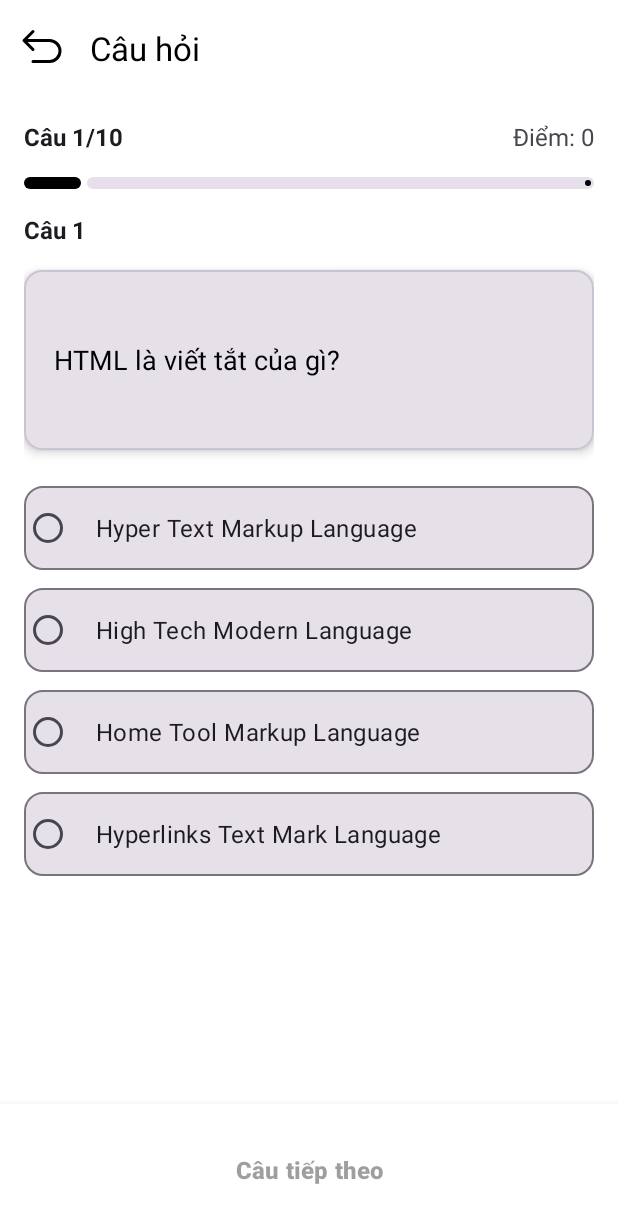
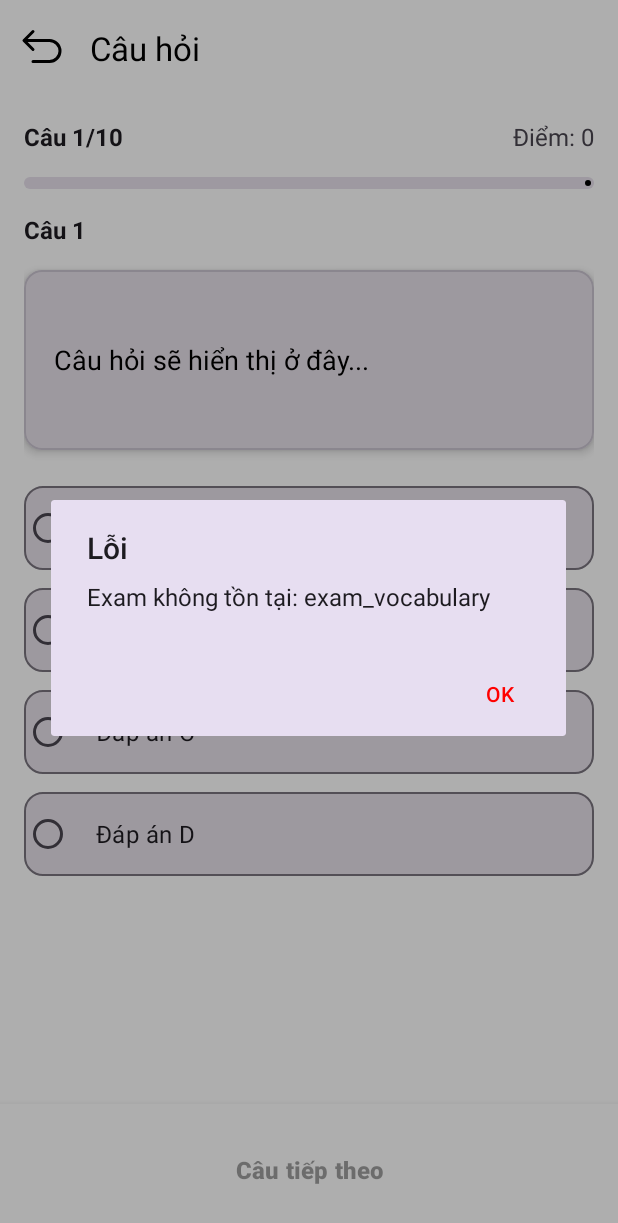
Before and after one commit to El-Vinlos/Langlo, an Android app: the ExamActivity screen opened directly, with no data from a screen before it, on a phone screen of 412 x 824 dp. Shown: the top 1223 px of the screen. Run offline under Robolectric (Android 15) with nearby library versions, the phone set to English and light mode, and no system bars; our stand-ins replace CircleImageView, Firebase (no records; nobody signed in at launch, a user with empty details on screens opened directly).

```diff
--- a/app/src/main/AndroidManifest.xml
+++ b/app/src/main/AndroidManifest.xml
@@ -43,6 +43,9 @@
         <activity android:name=".ui.exam.ExamActivity"
             android:exported="false"/>
 
+        <activity android:name=".ui.exam.ExamSelectorActivity"
+            android:exported="false"/>
+
         <activity
             android:name=".ui.speech.PronunciationTestActivity"
             android:exported="false"
--- a/app/src/main/java/com/elvinlos/langlo/ui/exam/ExamActivity.java
+++ b/app/src/main/java/com/elvinlos/langlo/ui/exam/ExamActivity.java
@@ -2,6 +2,7 @@ package com.elvinlos.langlo.ui.exam;
 
 import android.content.Intent;
 import android.os.Bundle;
+import android.util.Log;
 import android.view.View;
 import android.widget.ProgressBar;
 import android.widget.RadioButton;
@@ -9,7 +10,6 @@ import android.widget.RadioGroup;
 import android.widget.TextView;
 import android.widget.Toast;
 
-import androidx.appcompat.app.AlertDialog;
 import androidx.appcompat.app.AppCompatActivity;
 
 import com.elvinlos.langlo.Question;
@@ -19,19 +19,15 @@ import com.elvinlos.langlo.ui.main.MainActivity;
 import com.elvinlos.langlo.utils.Navigation;
 import com.google.android.material.appbar.MaterialToolbar;
 import com.google.android.material.button.MaterialButton;
-import com.google.android.material.color.MaterialColors;
 import com.google.android.material.dialog.MaterialAlertDialogBuilder;
 import com.google.android.material.progressindicator.LinearProgressIndicator;
 import com.google.firebase.auth.FirebaseAuth;
+import com.google.firebase.database.DataSnapshot;
+import com.google.firebase.database.DatabaseError;
 import com.google.firebase.database.DatabaseReference;
 import com.google.firebase.database.FirebaseDatabase;
+import com.google.firebase.database.ValueEventListener;
 
-import org.json.JSONArray;
-import org.json.JSONException;
-import org.json.JSONObject;
-
-import java.io.IOException;
-import java.io.InputStream;
 import java.util.ArrayList;
 import java.util.Collections;
 import java.util.HashMap;
@@ -39,6 +35,8 @@ import java.util.List;
 import java.util.Map;
 
 public class ExamActivity extends AppCompatActivity {
+
+    private static final String TAG = "ExamActivity";
 
     private MaterialToolbar toolbar;
     private TextView questionNumberTextView;
@@ -61,8 +59,10 @@ public class ExamActivity extends AppCompatActivity {
 
     private FirebaseAuth mAuth;
     private DatabaseReference databaseReference;
+    private DatabaseReference examsRef;
     private String userId;
-    private String quizId;
+    private String examId; // "exam_vocabulary", "exam_grammar", "exam_idioms"
+    private String examType;
 
     @Override
     protected void onCreate(Bundle savedInstanceState) {
@@ -72,12 +72,26 @@ public class ExamActivity extends AppCompatActivity {
         // Initialize Firebase
         mAuth = FirebaseAuth.getInstance();
         databaseReference = FirebaseDatabase.getInstance().getReference();
+        examsRef = FirebaseDatabase.getInstance().getReference("exams");
 
-        IsLogin();
+        // Get current user
+        if (mAuth.getCurrentUser() != null) {
+            userId = mAuth.getCurrentUser().getUid();
+        } else {
+            Toast.makeText(this, "Bạn cần đăng nhập!", Toast.LENGTH_SHORT).show();
+            finish();
+            return;
+        }
 
-        // Get quiz ID from intent
+        // Get exam info from intent
         Intent intent = getIntent();
-        quizId = intent.getStringExtra("quiz_id");
+        examId = intent.getStringExtra("exam_id");
+        examType = intent.getStringExtra("exam_type");
+
+        // Fallback nếu không có examId
+        if (examId == null) {
+            examId = "exam_vocabulary"; // Default
+        }
 
         // Initialize views
         initViews();
@@ -85,27 +99,14 @@ public class ExamActivity extends AppCompatActivity {
         // Initialize user answers map
         userAnswers = new HashMap<>();
 
-        // Load questions from JSON
-        loadQuestionsFromJson();
-
-        // Display first question
-        displayQuestion();
+        // Load questions from Firebase
+        loadQuestionsFromFirebase();
 
         // Setup listeners
         setupListeners();
 
         // Setup toolbar back button
         toolbar.setNavigationOnClickListener(v -> showExitDialog());
-    }
-
-    public boolean IsLogin() {
-        if (mAuth.getCurrentUser() != null) {
-            userId = mAuth.getCurrentUser().getUid();
-            return true;
-        } else {
-            Toast.makeText(this, "Vui lòng đăng nhập!", Toast.LENGTH_SHORT).show();
-            return false;
-        }
     }
 
     private void initViews() {
@@ -150,8 +151,65 @@ public class ExamActivity extends AppCompatActivity {
         });
     }
 
+    private void loadQuestionsFromFirebase() {
+        Log.d(TAG, "Loading questions for: " + examId);
+
+        // Show loading
+        progressBar.setVisibility(View.VISIBLE);
+        nextButton.setEnabled(false);
+
+        // Path: exams/exam_vocabulary/questions
+        examsRef.child(examId).child("questions")
+                .addListenerForSingleValueEvent(new ValueEventListener() {
+                    @Override
+                    public void onDataChange(DataSnapshot dataSnapshot) {
+                        if (dataSnapshot.exists()) {
+                            questionList = new ArrayList<>();
+
+                            for (DataSnapshot questionSnapshot : dataSnapshot.getChildren()) {
+                                Question question = questionSnapshot.getValue(Question.class);
+                                if (question != null) {
+                                    questionList.add(question);
+                                }
+                            }
+
+                            if (!questionList.isEmpty()) {
+                                Log.d(TAG, "✅ Loaded " + questionList.size() + " questions");
+
+                                // Shuffle và giới hạn số câu hỏi
+                                Collections.shuffle(questionList);
+                                if (questionList.size() > TOTAL_QUESTIONS) {
+                                    questionList = questionList.subList(0, TOTAL_QUESTIONS);
+                                }
+
+                                progressBar.setVisibility(View.GONE);
+                                displayQuestion();
+
+                                Toast.makeText(ExamActivity.this,
+                                        "Đã tải " + questionList.size() + " câu hỏi",
+                                        Toast.LENGTH_SHORT).show();
+                            } else {
+                                showError("Không có câu hỏi nào");
+                            }
+                        } else {
+                            showError("Exam không tồn tại: " + examId);
+                        }
+                    }
+
+                    @Override
+                    public void onCancelled(DatabaseError error) {
+                        Log.e(TAG, "Failed to load questions", error.toException());
+                        progressBar.setVisibility(View.GONE);
+                        showError("Lỗi kết nối: " + error.getMessage());
+                    }
+                });
+    }
+
     private void displayQuestion() {
-        if (questionList == null || questionList.isEmpty()) return;
+        if (questionList == null || questionList.isEmpty()) {
+            showError("Không có câu hỏi để hiển thị");
+            return;
+        }
 
         Question question = questionList.get(currentQuestionIndex);
 
@@ -192,46 +250,11 @@ public class ExamActivity extends AppCompatActivity {
         } else {
             nextButton.setText("Câu tiếp theo");
         }
-    }
 
-    private void loadQuestionsFromJson() {
-        try {
-            InputStream is = getAssets().open("questions.json");
-            int size = is.available();
-            byte[] buffer = new byte[size];
-            is.read(buffer);
-            is.close();
-            String json = new String(buffer, "UTF-8");
-
-            JSONObject jsonObject = new JSONObject(json);
-            JSONArray questionsArray = jsonObject.getJSONArray("questions");
-
-            questionList = new ArrayList<>();
-
-            for (int i = 0; i < questionsArray.length(); i++) {
-                JSONObject questionObj = questionsArray.getJSONObject(i);
-
-                Question question = new Question(
-                        questionObj.getString("questionId"),
-                        questionObj.getString("question"),
-                        questionObj.getString("optionA"),
-                        questionObj.getString("optionB"),
-                        questionObj.getString("optionC"),
-                        questionObj.getString("optionD"),
-                        questionObj.getString("correctAnswer")
-                );
-
-                questionList.add(question);
-            }
-
-            Collections.shuffle(questionList);
-            questionList = questionList.subList(0, Math.min(TOTAL_QUESTIONS, questionList.size()));
-
-        } catch (IOException | JSONException e) {
-            e.printStackTrace();
-            Toast.makeText(this, "Lỗi khi tải câu hỏi!", Toast.LENGTH_SHORT).show();
-            finish();
-        }
+        // Log for debugging
+        Log.d(TAG, "Displaying Question " + (currentQuestionIndex + 1));
+        Log.d(TAG, "Question: " + question.getQuestion());
+        Log.d(TAG, "Correct Answer: " + question.getCorrectAnswer());
     }
 
     private void submitExam() {
@@ -252,6 +275,8 @@ public class ExamActivity extends AppCompatActivity {
             }
         }
 
+        Log.d(TAG, "Final Score: " + score + "/" + (questionList.size() * POINTS_PER_QUESTION));
+
         finishExam();
     }
 
@@ -265,22 +290,25 @@ public class ExamActivity extends AppCompatActivity {
                 int newTotalScore = user.getTotalScore() + score;
                 int newGamesPlayed = user.getGamesPlayed() + 1;
 
+                // Update user stats
                 databaseReference.child("users").child(userId).child("totalScore").setValue(newTotalScore);
                 databaseReference.child("users").child(userId).child("gamesPlayed").setValue(newGamesPlayed);
 
-                if (quizId != null) {
+                // Update exam-specific high score
+                if (examId != null) {
                     databaseReference.child("users").child(userId)
-                            .child("quizScores").child(quizId)
-                            .get().addOnSuccessListener(quizScoreSnapshot -> {
-                                Long currentHighScore = quizScoreSnapshot.getValue(Long.class);
+                            .child("examScores").child(examId)
+                            .get().addOnSuccessListener(examScoreSnapshot -> {
+                                Long currentHighScore = examScoreSnapshot.getValue(Long.class);
                                 if (currentHighScore == null || score > currentHighScore) {
                                     databaseReference.child("users").child(userId)
-                                            .child("quizScores").child(quizId).setValue((long) score);
+                                            .child("examScores").child(examId).setValue((long) score);
                                 }
                             });
                 }
 
-                databaseReference.child("leaderboard").child(userId).child("username").setValue(user.getName());
+                // Update leaderboard
+                databaseReference.child("leaderboard").child(userId).child("name").setValue(user.getName());
                 databaseReference.child("leaderboard").child(userId).child("totalScore").setValue(newTotalScore);
                 databaseReference.child("leaderboard").child(userId).child("gamesPlayed").setValue(newGamesPlayed);
 
@@ -291,6 +319,7 @@ public class ExamActivity extends AppCompatActivity {
             progressBar.setVisibility(View.GONE);
             nextButton.setEnabled(true);
             Toast.makeText(this, "Lỗi khi lưu điểm!", Toast.LENGTH_SHORT).show();
+            Log.e(TAG, "Error saving score", e);
         });
     }
 
@@ -308,7 +337,8 @@ public class ExamActivity extends AppCompatActivity {
         });
         builder.setNegativeButton("Làm lại", (dialog, which) -> {
             Intent intent = new Intent(ExamActivity.this, ExamActivity.class);
-            intent.putExtra("quiz_id", quizId);
+            intent.putExtra("exam_id", examId);
+            intent.putExtra("exam_type", examType);
             startActivity(intent);
             finish();
         });
@@ -325,6 +355,23 @@ public class ExamActivity extends AppCompatActivity {
         builder.show();
     }
 
+    private void showError(String message) {
+        Log.e(TAG, message);
+        Toast.makeText(this, message, Toast.LENGTH_LONG).show();
+        progressBar.setVisibility(View.GONE);
+
+        // Hiển thị dialog lỗi và quay về MainActivity
+        new MaterialAlertDialogBuilder(this, R.style.CustomMaterialAlertDialog)
+                .setTitle("Lỗi")
+                .setMessage(message)
+                .setPositiveButton("OK", (dialog, which) -> {
+                    Navigation.navigateToActivity(this, MainActivity.class);
+                    finish();
+                })
+                .setCancelable(false)
+                .show();
+    }
+
 //    @Override
 //    public void onBackPressed() {
 //        showExitDialog();
--- a/app/src/main/java/com/elvinlos/langlo/utils/DrawerHandler.java
+++ b/app/src/main/java/com/elvinlos/langlo/utils/DrawerHandler.java
@@ -12,6 +12,7 @@ import androidx.drawerlayout.widget.DrawerLayout;
 import com.elvinlos.langlo.ui.account.LoginActivity;
 import com.elvinlos.langlo.ui.deck.DeckActivity;
 import com.elvinlos.langlo.ui.exam.ExamActivity;
+import com.elvinlos.langlo.ui.exam.ExamSelectorActivity;
 import com.elvinlos.langlo.ui.main.MainActivity;
 import com.elvinlos.langlo.R;
 import com.elvinlos.langlo.ui.speech.SpeakActivity;
@@ -55,7 +56,7 @@ public class DrawerHandler {
             if (!isUserLoggedIn(activity)) {
                 showLoginRequiredDialog(activity);
             } else if (!(activity instanceof ExamActivity)) {
-                activity.startActivity(new Intent(activity, ExamActivity.class));
+                activity.startActivity(new Intent(activity, ExamSelectorActivity.class));
                 activity.finish();
                 topAppBar.getMenu().clear();
                 topAppBar.inflateMenu(R.menu.top_app_bar_deck);
```
Also changed, not shown: app/src/main/java/com/elvinlos/langlo/ui/exam/ExamSelectorActivity.java (added, +127 -0 lines), app/src/main/res/layout/activity_exam_selector.xml (added, +55 -0 lines), app/src/main/res/layout/item_question.xml (+27 -97 lines).
